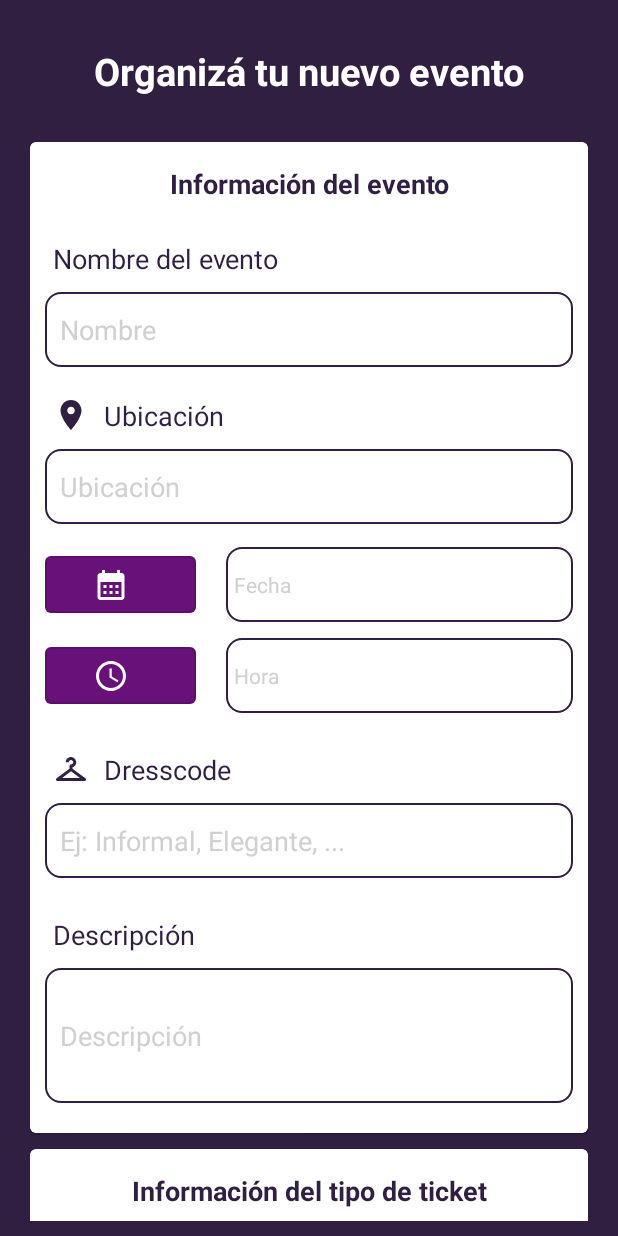
After one commit to AgustinaSander/Apparty, an Android app: the layout fragment_register_event.xml on its own in the app's theme, with its tools: preview values and no code run, on a phone screen of 412 x 824 dp. The commit adds this screen. Run offline under Robolectric (Android 15) with nearby library versions, the phone set to English and light mode, and no system bars.

Commit message:
Interfaz para dar alta un evento (ver tickets)

```diff
--- /dev/null
+++ b/app/src/main/java/com/example/apparty/FragmentRegisterEvent.java
@@ -0,0 +1,131 @@
+package com.example.apparty;
+
+import static android.text.format.DateFormat.is24HourFormat;
+
+import android.app.TimePickerDialog;
+import android.os.Bundle;
+
+import androidx.annotation.NonNull;
+import androidx.fragment.app.Fragment;
+
+import android.view.LayoutInflater;
+import android.view.View;
+import android.view.ViewGroup;
+import android.widget.EditText;
+import android.widget.TextView;
+import android.widget.TimePicker;
+
+import com.example.apparty.databinding.FragmentFilterDialogBinding;
+import com.example.apparty.databinding.FragmentRegisterEventBinding;
+import com.google.android.material.button.MaterialButton;
+import com.google.android.material.datepicker.CalendarConstraints;
+import com.google.android.material.datepicker.DateValidatorPointForward;
+import com.google.android.material.datepicker.MaterialDatePicker;
+import com.google.android.material.datepicker.MaterialPickerOnPositiveButtonClickListener;
+import com.google.android.material.timepicker.MaterialTimePicker;
+import com.google.android.material.timepicker.TimeFormat;
+
+import java.sql.Time;
+import java.text.SimpleDateFormat;
+import java.util.Calendar;
+import java.util.Date;
+import java.util.TimeZone;
+
+
+public class FragmentRegisterEvent extends Fragment {
+    private FragmentRegisterEventBinding binding;
+    private TextView DateText;
+    private TextView TimeText;
+    private Date Date;
+
+    public FragmentRegisterEvent() {
+    }
+
+    public static FragmentRegisterEvent newInstance(String param1, String param2) {
+        FragmentRegisterEvent fragment = new FragmentRegisterEvent();
+        Bundle args = new Bundle();
+
+        return fragment;
+    }
+
+    @Override
+    public void onCreate(Bundle savedInstanceState) {
+        super.onCreate(savedInstanceState);
+
+    }
+
+    @Override
+    public View onCreateView(LayoutInflater inflater, ViewGroup container,
+                             Bundle savedInstanceState) {
+        binding = FragmentRegisterEventBinding.inflate(inflater, container, false);
+        return binding.getRoot();
+    }
+
+    @Override
+    public void onViewCreated(@NonNull View view, Bundle savedInstanceState) {
+        setClickEvents();
+
+    }
+
+    private void setClickEvents() {
+        MaterialButton DateBtn = binding.DateBtn;
+        DateText = binding.textViewDate;
+        DateBtn.setOnClickListener(e -> showDatePickerDialog());
+
+        MaterialButton TimeBtn = binding.TimeBtn;
+        TimeText = binding.textViewTime;
+        TimeBtn.setOnClickListener(e -> showTimePickerDialog());
+    }
+
+    private void showTimePickerDialog() {
+        Calendar calendar = Calendar.getInstance();
+        int hours = calendar.get(Calendar.HOUR_OF_DAY);
+        int minutes = calendar.get(Calendar.MINUTE);
+        TimePickerDialog timePickerDialog = new TimePickerDialog(this.getContext(), new TimePickerDialog.OnTimeSetListener() {
+            @Override
+            public void onTimeSet(TimePicker view, int hourOfDay, int minute) {
+                Calendar c= Calendar.getInstance();
+                c.set(Calendar.HOUR_OF_DAY, hourOfDay);
+                c.set(Calendar.MINUTE, minute);
+                c.setTimeZone(TimeZone.getDefault());
+                SimpleDateFormat format = new SimpleDateFormat("k:mm a");
+                String time = format.format(c.getTime());
+                TimeText.setText(time);
+            }
+        }, hours, minutes, false);
+        timePickerDialog.show();
+    }
+
+    private void showDatePickerDialog() {
+        CalendarConstraints.Builder constraintBuilder = setDatePickerConstraints();
+        constraintBuilder.setValidator(DateValidatorPointForward.now());
+        MaterialDatePicker.Builder<Long> datePickerBuilder = MaterialDatePicker.Builder.datePicker()
+                .setTitleText("Selecciona la fecha del evento")
+                .setCalendarConstraints(constraintBuilder.build());
+        if(Date != null) datePickerBuilder.setSelection(Date.getTime());
+
+        MaterialDatePicker materialDatePicker = datePickerBuilder.build();
+
+        materialDatePicker.addOnPositiveButtonClickListener(new MaterialPickerOnPositiveButtonClickListener() {
+            @Override
+            public void onPositiveButtonClick(Object selection) {
+                DateText.setText(""+materialDatePicker.getHeaderText());
+                Date dateSelected = new Date((Long) materialDatePicker.getSelection());
+                Date = new Date(dateSelected.getTime() + (1000 * 60 * 60 * 24));
+
+            }
+        });
+        materialDatePicker.show(getActivity().getSupportFragmentManager(), "TAG");
+    }
+
+    private CalendarConstraints.Builder setDatePickerConstraints() {
+        Calendar calendar = Calendar.getInstance();
+        calendar.set(Calendar.MONTH, calendar.get(Calendar.MONTH));
+        long month = calendar.getTimeInMillis();
+
+        CalendarConstraints.Builder constraintBuilder = new CalendarConstraints.Builder();
+        constraintBuilder.setStart(month);
+        return constraintBuilder;
+    }
+
+}
--- /dev/null
+++ b/app/src/main/res/drawable/custom_edittext_background_white.xml
@@ -0,0 +1,12 @@
+<?xml version="1.0" encoding="utf-8"?>
+<shape xmlns:android="http://schemas.android.com/apk/res/android"
+    android:shape="rectangle">
+
+    <stroke
+        android:width="1dp"
+        android:color="@color/dark_blue" />
+
+    <corners
+        android:radius="10dp"/>
+
+</shape>
--- /dev/null
+++ b/app/src/main/res/drawable/ic_baseline_location_on_24.xml
@@ -0,0 +1,5 @@
+<vector android:height="24dp" android:tint="#000000"
+    android:viewportHeight="24" android:viewportWidth="24"
+    android:width="24dp" xmlns:android="http://schemas.android.com/apk/res/android">
+    <path android:fillColor="@android:color/white" android:pathData="M12,2C8.13,2 5,5.13 5,9c0,5.25 7,13 7,13s7,-7.75 7,-13c0,-3.87 -3.13,-7 -7,-7zM12,11.5c-1.38,0 -2.5,-1.12 -2.5,-2.5s1.12,-2.5 2.5,-2.5 2.5,1.12 2.5,2.5 -1.12,2.5 -2.5,2.5z"/>
+</vector>
--- /dev/null
+++ b/app/src/main/res/layout/fragment_register_event.xml
@@ -0,0 +1,326 @@
+<?xml version="1.0" encoding="utf-8"?>
+<LinearLayout xmlns:android="http://schemas.android.com/apk/res/android"
+    xmlns:app="http://schemas.android.com/apk/res-auto"
+    xmlns:tools="http://schemas.android.com/tools"
+    android:layout_width="match_parent"
+    android:layout_height="match_parent"
+    android:orientation="vertical"
+    android:paddingHorizontal="20sp"
+    android:background="@color/dark_blue"
+    android:paddingTop="30dp"
+    android:paddingBottom="10dp"
+    tools:context=".FragmentRegisterEvent" >
+
+    <TextView
+        android:id="@+id/title"
+        android:layout_width="match_parent"
+        android:layout_height="wrap_content"
+        android:text="Organizá tu nuevo evento"
+        android:layout_marginBottom="10dp"
+        android:gravity="center_horizontal"
+        android:textColor="@color/white"
+        android:textSize="25sp"
+        android:textStyle="bold"/>
+
+    <com.google.android.material.card.MaterialCardView
+        android:id="@+id/cardInfo"
+        android:layout_width="match_parent"
+        android:layout_height="wrap_content"
+        android:layout_marginTop="20sp"
+        app:strokeWidth="2dp">
+
+        <LinearLayout
+            android:layout_width="match_parent"
+            android:layout_height="match_parent"
+            android:orientation="vertical"
+            android:padding="10dp">
+
+            <TextView
+                android:id="@+id/subtitle1"
+                android:layout_width="match_parent"
+                android:layout_height="wrap_content"
+                android:text="Información del evento"
+                android:gravity="center"
+                android:textColor="@color/dark_blue"
+                android:textSize="18sp"
+                android:textStyle="bold"
+                android:padding="5dp"/>
+
+            <LinearLayout
+                android:layout_width="match_parent"
+                android:layout_height="wrap_content"
+                android:orientation="vertical">
+
+                <TextView
+                    android:id="@+id/eventName"
+                    android:layout_width="match_parent"
+                    android:layout_height="wrap_content"
+                    android:layout_marginTop="20dp"
+                    android:paddingHorizontal="5dp"
+                    android:text="Nombre del evento"
+                    android:textColor="@color/dark_blue"
+                    android:textSize="18sp" />
+
+                <EditText
+                    android:id="@+id/editTextEventName"
+                    android:layout_width="match_parent"
+                    android:layout_height="50dp"
+                    android:layout_marginVertical="10dp"
+                    android:ems="10"
+                    android:inputType="textPersonName"
+                    android:hint="Nombre"
+                    android:paddingStart="10dp"
+                    android:textColorHint="@color/gray"
+                    android:background="@drawable/custom_edittext_background_white"/>
+
+                <TextView
+                    android:id="@+id/eventAddress"
+                    android:layout_width="match_parent"
+                    android:layout_height="wrap_content"
+                    android:layout_marginTop="10dp"
+                    android:paddingHorizontal="5dp"
+                    android:text="Ubicación"
+                    android:textColor="@color/dark_blue"
+                    android:textSize="18sp"
+                    android:drawableLeft="@drawable/ic_baseline_location_on_24"
+                    android:drawablePadding="10dp"
+                    android:drawableTint="@color/dark_blue"/>
+
+                <EditText
+                    android:id="@+id/editTextEventAddress"
+                    android:layout_width="match_parent"
+                    android:layout_height="50dp"
+                    android:layout_marginVertical="10dp"
+                    android:ems="10"
+                    android:inputType="textPersonName"
+                    android:hint="Ubicación"
+                    android:paddingStart="10dp"
+                    android:textColorHint="@color/gray"
+                    android:background="@drawable/custom_edittext_background_white"/>
+
+            <LinearLayout
+                android:layout_width="match_parent"
+                android:layout_height="50dp"
+                android:orientation="horizontal"
+                android:layout_marginVertical="5dp">
+
+
+                <com.google.android.material.button.MaterialButton
+                    android:id="@+id/DateBtn"
+                    style="@style/Widget.MaterialComponents.Button.OutlinedButton"
+                    android:layout_width="10dp"
+                    android:layout_height="wrap_content"
+                    android:padding="32dp"
+                    android:layout_weight="1"
+                    android:drawableLeft="@drawable/ic_baseline_calendar_month_24"
+                    android:drawablePadding="10dp"
+                    android:drawableTint="@android:color/white"
+                    app:backgroundTint="@color/dark_pink">
+                </com.google.android.material.button.MaterialButton>
+
+                <TextView
+                    android:id="@+id/textViewDate"
+                    android:layout_width="140dp"
+                    android:layout_height="match_parent"
+                    android:layout_weight="1"
+                    android:gravity="center_vertical"
+                    android:paddingRight="60dp"
+                    android:paddingLeft="5dp"
+                    android:hint="Fecha"
+                    android:textColorHint="@color/gray"
+                    android:textColor="@color/dark_blue"
+                    android:layout_marginLeft="20dp"
+                    android:background="@drawable/custom_edittext_background_white"
+                    />
+            </LinearLayout>
+
+            <LinearLayout
+                android:layout_width="match_parent"
+                android:layout_height="50dp"
+                android:orientation="horizontal"
+                android:layout_marginVertical="5dp">
+
+                <com.google.android.material.button.MaterialButton
+                    android:id="@+id/TimeBtn"
+                    style="@style/Widget.MaterialComponents.Button.OutlinedButton"
+                    android:layout_width="10dp"
+                    android:layout_height="wrap_content"
+                    android:padding="32dp"
+                    android:layout_weight="1"
+                    android:drawableLeft="@drawable/ic_baseline_access_time_24"
+                    android:drawablePadding="10dp"
+                    android:drawableTint="@android:color/white"
+                    app:backgroundTint="@color/dark_pink">
+                </com.google.android.material.button.MaterialButton>
+
+                <TextView
+                    android:id="@+id/textViewTime"
+                    android:layout_width="140dp"
+                    android:layout_height="match_parent"
+                    android:layout_weight="1"
+                    android:gravity="center_vertical"
+                    android:paddingRight="60dp"
+                    android:paddingLeft="5dp"
+                    android:hint="Hora"
+                    android:textColorHint="@color/gray"
+                    android:textColor="@color/dark_blue"
+                    android:layout_marginLeft="20dp"
+                    android:background="@drawable/custom_edittext_background_white"
+                    />
+            </LinearLayout>
+
+                <TextView
+                    android:id="@+id/eventDresscode"
+                    android:layout_width="match_parent"
+                    android:layout_height="wrap_content"
+                    android:layout_marginTop="20dp"
+                    android:drawableLeft="@drawable/ic_baseline_checkroom_24"
+                    android:drawablePadding="10dp"
+                    android:drawableTint="@color/dark_blue"
+                    android:paddingHorizontal="5dp"
+                    android:text="Dresscode"
+                    android:textColor="@color/dark_blue"
+                    android:textSize="18sp" />
+
+                <EditText
+                    android:id="@+id/editTextEventDresscode"
+                    android:layout_width="match_parent"
+                    android:layout_height="50dp"
+                    android:layout_marginVertical="10dp"
+                    android:ems="10"
+                    android:inputType="textPersonName"
+                    android:hint="Ej: Informal, Elegante, ..."
+                    android:paddingStart="10dp"
+                    android:textColorHint="@color/gray"
+                    android:background="@drawable/custom_edittext_background_white"/>
+
+                <TextView
+                    android:id="@+id/eventDescription"
+                    android:layout_width="match_parent"
+                    android:layout_height="wrap_content"
+                    android:layout_marginTop="15dp"
+                    android:paddingHorizontal="5dp"
+                    android:text="Descripción "
+                    android:textColor="@color/dark_blue"
+                    android:textSize="18sp" />
+
+                <EditText
+                    android:id="@+id/editTextEventDescription"
+                    android:layout_width="match_parent"
+                    android:layout_height="90dp"
+                    android:layout_marginVertical="10dp"
+                    android:ems="10"
+                    android:inputType="textPersonName"
+                    android:hint="Descripción"
+                    android:paddingStart="10dp"
+                    android:textColorHint="@color/gray"
+                    android:background="@drawable/custom_edittext_background_white"/>
+
+            </LinearLayout>
+
+        </LinearLayout>
+
+    </com.google.android.material.card.MaterialCardView>
+
+        <Button
+            android:id="@+id/button"
+            android:layout_width="match_parent"
+            android:layout_height="50dp"
+            android:layout_weight="1"
+            android:text=" + Agregar tipo de entrada"
+            android:layout_marginVertical="5dp" />
+
+    <com.google.android.material.card.MaterialCardView
+        android:id="@+id/cardTicketGeneral"
+        android:layout_width="match_parent"
+        android:layout_height="wrap_content"
+        app:strokeWidth="2dp">
+
+        <LinearLayout
+            android:layout_width="match_parent"
+            android:layout_height="match_parent"
+            android:orientation="vertical"
+            android:padding="10dp">
+
+            <TextView
+                android:id="@+id/subtitle2"
+                android:layout_width="match_parent"
+                android:layout_height="wrap_content"
+                android:text="Información del tipo de ticket"
+                android:gravity="center"
+                android:textColor="@color/dark_blue"
+                android:textSize="18sp"
+                android:textStyle="bold"
+                android:padding="5dp"/>
+
+            <TextView
+                android:id="@+id/ticketName"
+                android:layout_width="match_parent"
+                android:layout_height="wrap_content"
+                android:layout_marginTop="20dp"
+                android:paddingHorizontal="5dp"
+                android:text="Nombre del ticket"
+                android:textColor="@color/dark_blue"
+                android:textSize="18sp" />
+
+            <EditText
+                android:id="@+id/editTextTicketName"
+                android:layout_width="match_parent"
+                android:layout_height="50dp"
+                android:layout_marginVertical="10dp"
+                android:ems="10"
+                android:inputType="textPersonName"
+                android:hint="Ej: General, VIP, ..."
+                android:paddingStart="10dp"
+                android:textColorHint="@color/gray"
+                android:background="@drawable/custom_edittext_background_white"/>
+
+            <TextView
+                android:id="@+id/ticketPrice"
+                android:layout_width="match_parent"
+                android:layout_height="wrap_content"
+                android:layout_marginTop="5dp"
+                android:paddingHorizontal="5dp"
+                android:text="Precio"
+                android:textColor="@color/dark_blue"
+                android:textSize="18sp" />
+
+            <EditText
+                android:id="@+id/editTextNumberTicketPrice"
+                android:layout_width="match_parent"
+                android:layout_height="50dp"
+                android:ems="10"
+                android:inputType="numberDecimal"
+                android:layout_marginVertical="10dp"
+                android:hint="$00.00"
+                android:paddingStart="10dp"
+                android:textColorHint="@color/gray"
+                android:background="@drawable/custom_edittext_background_white"/>
+
+            <TextView
+                android:id="@+id/ticketQuantity"
+                android:layout_width="match_parent"
+                android:layout_height="wrap_content"
+                android:layout_marginTop="5dp"
+                android:paddingHorizontal="5dp"
+                android:text="Cantidad de tickets disponible"
+                android:textColor="@color/dark_blue"
+                android:textSize="18sp" />
+
+            <EditText
+                android:id="@+id/editTextNumberTicketQuantity"
+                android:layout_width="match_parent"
+                android:layout_height="50dp"
+                android:ems="10"
+                android:inputType="number"
+                android:layout_marginVertical="10dp"
+                android:hint="Ej: 500"
+                android:paddingStart="10dp"
+                android:textColorHint="@color/gray"
+                android:background="@drawable/custom_edittext_background_white"/>
+
+        </LinearLayout>
+
+    </com.google.android.material.card.MaterialCardView>
+
+</LinearLayout>
--- a/app/src/main/res/navigation/nav_graph.xml
+++ b/app/src/main/res/navigation/nav_graph.xml
@@ -45,6 +45,11 @@
         android:name="com.example.apparty.PurchaseFragment"
         android:label="fragment_purchase"
         tools:layout="@layout/fragment_purchase" />
+    <fragment
+        android:id="@+id/fragmentRegisterEvent"
+        android:name="com.example.apparty.FragmentRegisterEvent"
+        android:label="fragment_register_event"
+        tools:layout="@layout/fragment_register_event" />
 
 
 </navigation>
--- a/app/src/main/res/values/colors.xml
+++ b/app/src/main/res/values/colors.xml
@@ -8,4 +8,5 @@
     <color name="black">#FF000000</color>
     <color name="white">#FFFFFFFF</color>
     <color name="mtrl_textinput_default_box_stroke_color">#fff</color>
+    <color name="gray">#d0cfd1</color>
 </resources>
```
